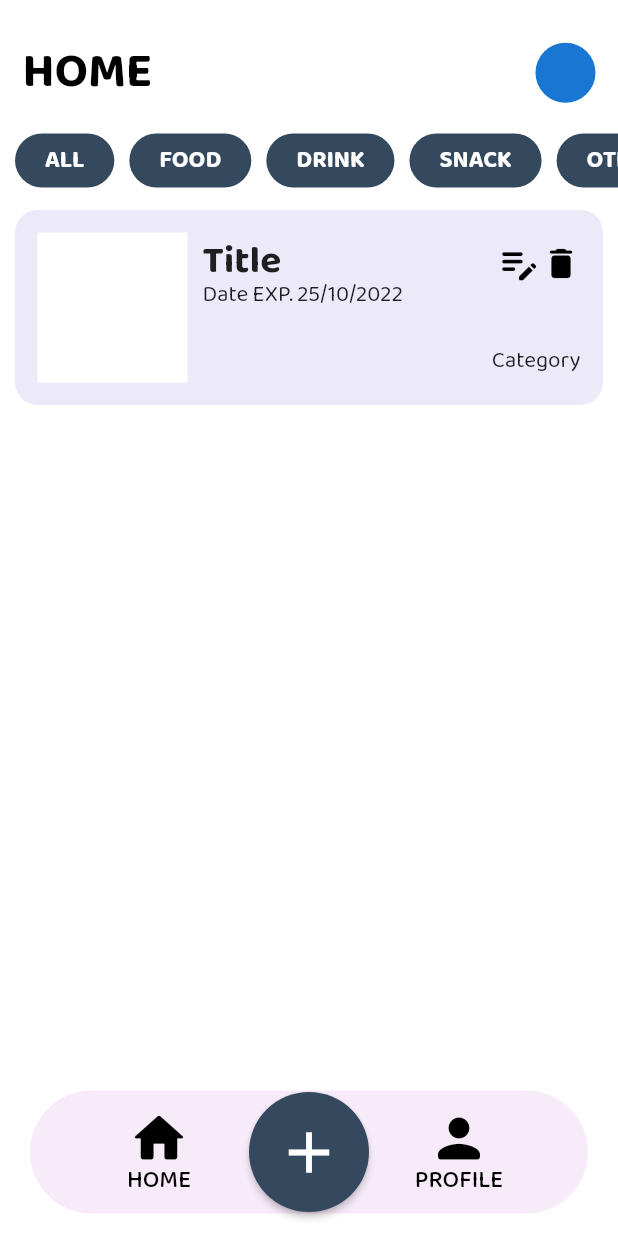
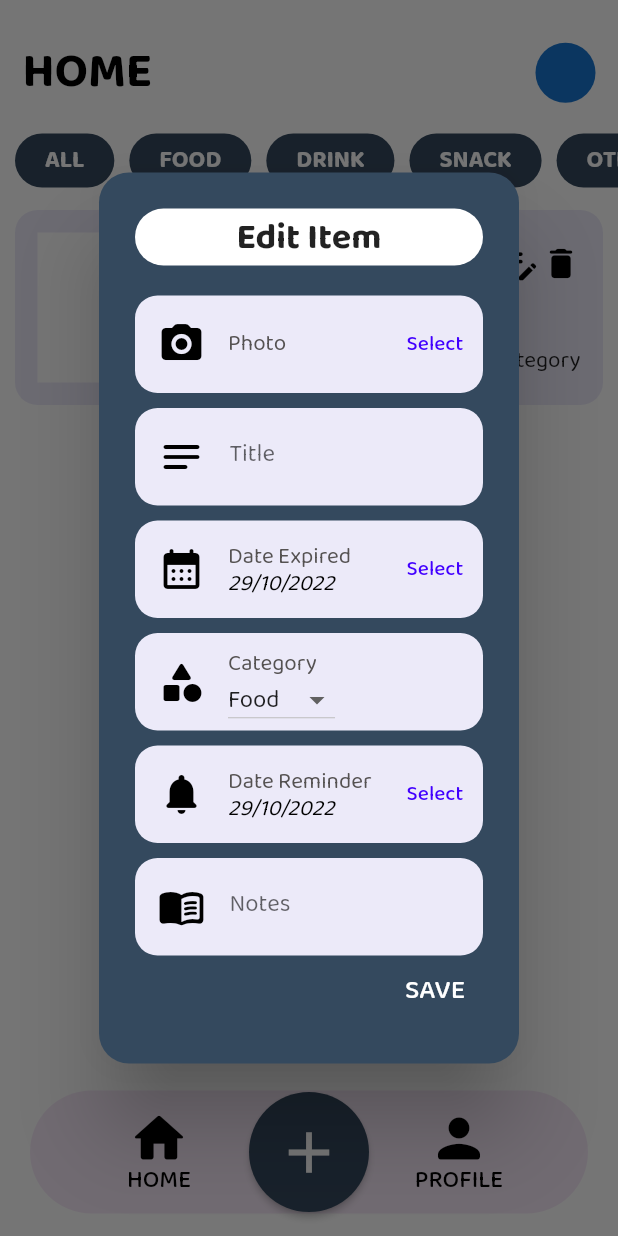
Before and after one commit to angelinefelicia/flutter_mini_project_angeline-felicia, a Flutter app: the screen it shows after launch, after a tap on the "edit note" icon, on a phone screen of 412 x 824 dp. Run offline on Flutter 3.47's test engine with Material 2 defaults, Android fonts, the phone set to English and light mode, and no system bars; our stand-ins replace google_fonts.

Commit message:
Add edit_item_screen

```diff
--- /dev/null
+++ b/alta_mini_project/lib/screen/edit_item_screen.dart
@@ -0,0 +1,416 @@
+import 'package:alta_mini_project/main.dart';
+import 'package:flutter/material.dart';
+import 'package:intl/intl.dart';
+
+class EditItemScreen extends StatefulWidget {
+  const EditItemScreen({Key? key}) : super(key: key);
+
+  @override
+  State<EditItemScreen> createState() => _EditItemScreenState();
+}
+
+const List<String> cate = <String>['Food', 'Drink', 'Snack', 'Others'];
+
+class _EditItemScreenState extends State<EditItemScreen> {
+  // title and notes
+  final _titleController = TextEditingController();
+  final _notesController = TextEditingController();
+
+  @override
+  void dispose() {
+    super.dispose();
+    _titleController.dispose();
+    _notesController.dispose();
+  }
+
+  // date exp picker
+  DateTime _expDate = DateTime.now();
+  final currentDate = DateTime.now();
+
+  // category
+  String categoryValue = cate.first;
+
+  // date reminder picker
+  DateTime _remindDate = DateTime.now();
+
+  @override
+  Widget build(BuildContext context) {
+    return AlertDialog(
+      scrollable: true,
+      title: titleModal(),
+      backgroundColor: navy,
+      shape: const RoundedRectangleBorder(
+        borderRadius: BorderRadius.all(Radius.circular(20)),
+      ),
+      content: Column(
+        mainAxisSize: MainAxisSize.min,
+        children: [
+          // photo
+          photoPicker(),
+          spaceHeight(),
+
+          // title
+          titleFormItem(),
+          spaceHeight(),
+
+          // date exp
+          dateExpPicker(),
+          spaceHeight(),
+
+          // category
+          categoryDropdown(),
+          spaceHeight(),
+
+          // date remind
+          dateRemindPicker(),
+          spaceHeight(),
+
+          // notes
+          notesFormItem(),
+
+          // btn save
+          btnSave(),
+        ],
+      ),
+    );
+  }
+
+  Widget titleModal() {
+    return Container(
+      decoration: const BoxDecoration(
+        color: white,
+        borderRadius: BorderRadius.all(Radius.circular(50)),
+      ),
+      child: const Text(
+        "Edit Item",
+        style: TextStyle(
+          fontWeight: FontWeight.bold,
+          fontSize: 24,
+        ),
+        textAlign: TextAlign.center,
+      ),
+    );
+  }
+
+  Widget btnSave() {
+    return Row(
+      mainAxisAlignment: MainAxisAlignment.end,
+      children: [
+        TextButton(
+          onPressed: () {
+            Navigator.pop(context);
+          },
+          child: const Text(
+            "SAVE",
+            style: TextStyle(
+              color: white,
+              fontSize: 18,
+            ),
+          ),
+        ),
+      ],
+    );
+  }
+
+  Widget spaceHeight() {
+    return const SizedBox(
+      height: 10,
+    );
+  }
+
+  Widget spaceWidth() {
+    return const SizedBox(
+      width: 15,
+    );
+  }
+
+  Widget photoPicker() {
+    return Container(
+      padding: const EdgeInsets.only(left: 15),
+      decoration: const BoxDecoration(
+        color: lilac,
+        borderRadius: BorderRadius.all(Radius.circular(15)),
+      ),
+      height: 65,
+      child: Row(
+        mainAxisAlignment: MainAxisAlignment.spaceBetween,
+        children: [
+          Row(
+            children: [
+              const Icon(
+                Icons.camera_alt_rounded,
+                color: black,
+                size: 32,
+              ),
+              spaceWidth(),
+              Column(
+                mainAxisAlignment: MainAxisAlignment.center,
+                children: const [
+                  Text(
+                    "Photo",
+                    style: TextStyle(
+                      fontSize: 15,
+                      color: darkGrey,
+                    ),
+                  ),
+                ],
+              ),
+            ],
+          ),
+          TextButton(
+            onPressed: () {},
+            child: const Text(
+              "Select",
+              style: TextStyle(
+                color: darkBlue,
+              ),
+            ),
+          ),
+        ],
+      ),
+    );
+  }
+
+  Widget titleFormItem() {
+    return Container(
+      padding: const EdgeInsets.only(left: 15),
+      decoration: const BoxDecoration(
+        color: lilac,
+        borderRadius: BorderRadius.all(Radius.circular(15)),
+      ),
+      height: 65,
+      child: TextFormField(
+        validator: (String? value) => value == '' ? "Required" : null,
+        controller: _titleController,
+        decoration: const InputDecoration(
+          labelText: 'Title',
+          icon: Icon(
+            Icons.notes_rounded,
+            color: black,
+            size: 32,
+          ),
+          border: InputBorder.none,
+        ),
+      ),
+    );
+  }
+
+  Widget dateExpPicker() {
+    return Container(
+      padding: const EdgeInsets.only(left: 15),
+      decoration: const BoxDecoration(
+        color: lilac,
+        borderRadius: BorderRadius.all(Radius.circular(15)),
+      ),
+      height: 65,
+      child: Row(
+        mainAxisAlignment: MainAxisAlignment.spaceBetween,
+        children: [
+          Row(
+            children: [
+              const Icon(
+                Icons.calendar_month_rounded,
+                color: black,
+                size: 32,
+              ),
+              spaceWidth(),
+              Column(
+                mainAxisAlignment: MainAxisAlignment.center,
+                crossAxisAlignment: CrossAxisAlignment.start,
+                children: [
+                  const Text(
+                    "Date Expired",
+                    style: TextStyle(
+                      fontSize: 15,
+                      color: darkGrey,
+                      height: 1.5,
+                    ),
+                  ),
+                  Text(
+                    DateFormat("dd/MM/yyyy").format(_expDate),
+                    style: const TextStyle(
+                      fontSize: 15,
+                      color: black,
+                      fontStyle: FontStyle.italic,
+                      height: 1,
+                    ),
+                  ),
+                ],
+              ),
+            ],
+          ),
+          TextButton(
+            onPressed: () async {
+              final selectDate = await showDatePicker(
+                  context: context,
+                  initialDate: currentDate,
+                  firstDate: DateTime(currentDate.year - 30),
+                  lastDate: DateTime(currentDate.year + 10));
+              setState(() {
+                if (selectDate != null) {
+                  _expDate = selectDate;
+                  _remindDate =
+                      DateTime(_expDate.year, _expDate.month - 2, _expDate.day);
+                }
+              });
+            },
+            child: const Text(
+              "Select",
+              style: TextStyle(
+                color: darkBlue,
+              ),
+            ),
+          ),
+        ],
+      ),
+    );
+  }
+
+  Widget categoryDropdown() {
+    return Container(
+      padding: const EdgeInsets.only(left: 15),
+      decoration: const BoxDecoration(
+        color: lilac,
+        borderRadius: BorderRadius.all(Radius.circular(15)),
+      ),
+      height: 65,
+      child: Row(
+        children: [
+          const Icon(
+            Icons.category_rounded,
+            color: black,
+            size: 32,
+          ),
+          spaceWidth(),
+          Column(
+            mainAxisAlignment: MainAxisAlignment.center,
+            crossAxisAlignment: CrossAxisAlignment.start,
+            children: [
+              const Text(
+                "Category",
+                style: TextStyle(
+                  fontSize: 15,
+                  color: darkGrey,
+                ),
+              ),
+              DropdownButton<String>(
+                alignment: AlignmentDirectional.centerStart,
+                isDense: true,
+                elevation: 0,
+                value: categoryValue,
+                items: cate.map<DropdownMenuItem<String>>(
+                  (String value) {
+                    return DropdownMenuItem<String>(
+                      value: value,
+                      child: Text(value),
+                    );
+                  },
+                ).toList(),
+                onChanged: (String? value) {
+                  setState(
+                    () {
+                      categoryValue = value!;
+                    },
+                  );
+                },
+              ),
+            ],
+          ),
+        ],
+      ),
+    );
+  }
+
+  Widget dateRemindPicker() {
+    return Container(
+      padding: const EdgeInsets.only(left: 15),
+      decoration: const BoxDecoration(
+        color: lilac,
+        borderRadius: BorderRadius.all(Radius.circular(15)),
+      ),
+      height: 65,
+      child: Row(
+        mainAxisAlignment: MainAxisAlignment.spaceBetween,
+        children: [
+          Row(
+            children: [
+              const Icon(
+                Icons.notifications_rounded,
+                color: black,
+                size: 32,
+              ),
+              spaceWidth(),
+              Column(
+                mainAxisAlignment: MainAxisAlignment.center,
+                crossAxisAlignment: CrossAxisAlignment.start,
+                children: [
+                  const Text(
+                    "Date Reminder",
+                    style: TextStyle(
+                      fontSize: 15,
+                      color: darkGrey,
+                      height: 1.5,
+                    ),
+                  ),
+                  Text(
+                    DateFormat("dd/MM/yyyy").format(_remindDate),
+                    style: const TextStyle(
+                      fontSize: 15,
+                      color: black,
+                      fontStyle: FontStyle.italic,
+                      height: 1,
+                    ),
+                  ),
+                ],
+              ),
+            ],
+          ),
+          TextButton(
+            onPressed: () async {
+              final selectDate = await showDatePicker(
+                  context: context,
+                  initialDate: _remindDate,
+                  firstDate: DateTime(currentDate.year - 30),
+                  lastDate: DateTime(currentDate.year + 10));
+              setState(() {
+                if (selectDate != null) {
+                  _remindDate = selectDate;
+                }
+              });
+            },
+            child: const Text(
+              "Select",
+              style: TextStyle(
+                color: darkBlue,
+              ),
+            ),
+          ),
+        ],
+      ),
+    );
+  }
+
+  Widget notesFormItem() {
+    return Container(
+      padding: const EdgeInsets.only(left: 15),
+      decoration: const BoxDecoration(
+        color: lilac,
+        borderRadius: BorderRadius.all(Radius.circular(15)),
+      ),
+      height: 65,
+      child: TextFormField(
+        validator: (String? value) => value == '' ? "Required" : null,
+        controller: _notesController,
+        decoration: const InputDecoration(
+          labelText: 'Notes',
+          icon: Icon(
+            Icons.menu_book_rounded,
+            color: black,
+            size: 32,
+          ),
+          border: InputBorder.none,
+        ),
+      ),
+    );
+  }
+}
--- a/alta_mini_project/lib/screen/home_screen.dart
+++ b/alta_mini_project/lib/screen/home_screen.dart
@@ -1,4 +1,5 @@
 import 'package:alta_mini_project/main.dart';
+import 'package:alta_mini_project/screen/edit_item_screen.dart';
 import 'package:alta_mini_project/screen/item_detail_screen.dart';
 import 'package:alta_mini_project/widget/appbar_home_widget.dart';
 import 'package:alta_mini_project/widget/bottomnav_widget.dart';
@@ -90,7 +91,13 @@ class _HomeScreenState extends State<HomeScreen> {
                         children: [
                           // edit
                           MaterialButton(
-                            onPressed: () {},
+                            onPressed: () {
+                              showDialog(
+                                  context: context,
+                                  builder: (context) {
+                                    return const EditItemScreen();
+                                  });
+                            },
                             padding: EdgeInsets.zero,
                             materialTapTargetSize:
                                 MaterialTapTargetSize.shrinkWrap,
--- a/alta_mini_project/lib/widget/appbar_add_widget.dart
+++ b/alta_mini_project/lib/widget/appbar_add_widget.dart
@@ -11,17 +11,19 @@ class AppBarContent extends StatelessWidget {
       children: <Widget>[
         Row(
           children: [
-            IconButton(
-                padding: const EdgeInsets.all(1),
-                onPressed: () {
-                  Navigator.pop(context);
-                },
-                icon: const Icon(
-                  Icons.arrow_back_ios_new_rounded,
-                  size: 30,
-                )),
+            MaterialButton(
+              onPressed: () {
+                Navigator.pop(context);
+              },
+              padding: EdgeInsets.zero,
+              minWidth: 10,
+              child: const Icon(
+                Icons.arrow_back_ios_new_rounded,
+                size: 30,
+              ),
+            ),
             const Text(
-              'ADD ITEM',
+              'Add Item',
               style: TextStyle(
                 color: black,
                 fontSize: 32,
```
